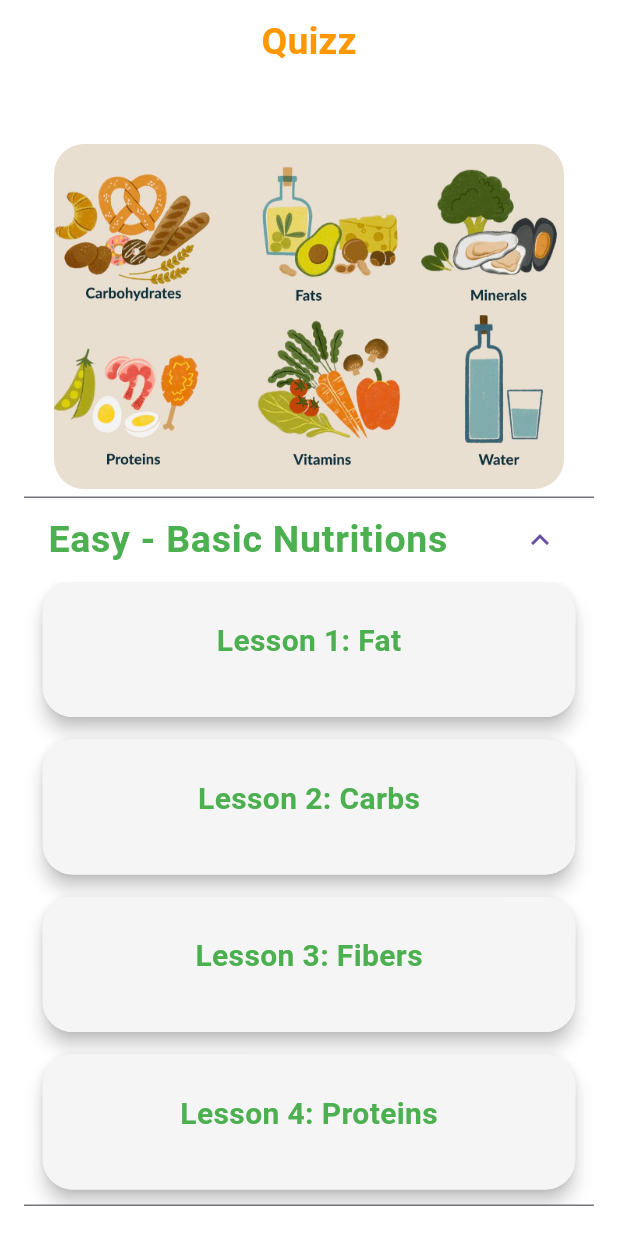
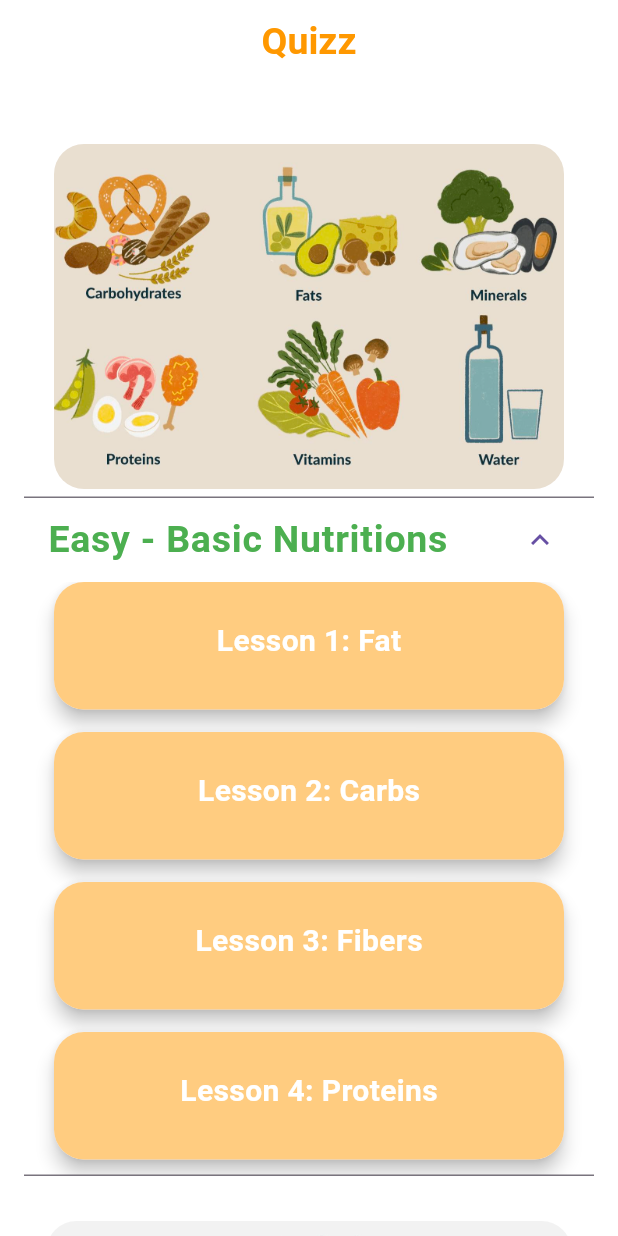
Before and after one commit to qu-ngx/DeFat, a Flutter app: the QuizzPage screen opened directly, after a tap on "Easy - Basic Nutritions", on a phone screen of 412 x 824 dp. Run offline on Flutter 3.47's test engine with Material 3 defaults, Android fonts, the phone set to English and light mode, and no system bars; our stand-ins replace cloud_firestore, firebase_auth, firebase_core, firebase_storage, google_sign_in, image_picker and 3 more; missing offline and left inert: tflite_flutter; accounts and stored records are empty.

Commit message:
brushed up several pages

```diff
--- a/lib/components/quizz_card.dart
+++ b/lib/components/quizz_card.dart
@@ -5,12 +5,12 @@ class QuizCard extends StatefulWidget {
   final String category;
   final String title;
   // ignore: prefer_typing_uninitialized_variables
-  final colors;
-  const QuizCard(
-      {super.key,
-      required this.category,
-      required this.title,
-      required this.colors});
+
+  const QuizCard({
+    super.key,
+    required this.category,
+    required this.title,
+  });
 
   @override
   State<QuizCard> createState() => _QuizCardState();
@@ -30,12 +30,12 @@ class _QuizCardState extends State<QuizCard> {
         borderRadius: BorderRadius.circular(20),
         elevation: 5.0,
         child: Container(
-          width: 355,
-          height: 90,
+          width: 340,
+          height: 85,
           padding: const EdgeInsets.all(13),
           decoration: BoxDecoration(
             borderRadius: BorderRadius.circular(20),
-            color: Colors.grey[100],
+            color: Colors.orange.shade200,
           ),
           child: Column(children: [
             Padding(
@@ -43,8 +43,8 @@ class _QuizCardState extends State<QuizCard> {
               child: Text(
                 widget.title,
                 textAlign: TextAlign.start,
-                style: TextStyle(
-                    color: widget.colors,
+                style: const TextStyle(
+                    color: Colors.white,
                     fontWeight: FontWeight.bold,
                     fontSize: 20,
                     backgroundColor: Colors.transparent),
--- a/lib/pages/dictionary/dictionary_page.dart
+++ b/lib/pages/dictionary/dictionary_page.dart
@@ -69,13 +69,21 @@ class _DictPageState extends State<DictPage> {
             height: 30,
           ),
 
+          const Padding(
+            padding: EdgeInsets.only(right: 230),
+            child: Text(
+              "Search for food: ",
+              style: TextStyle(fontWeight: FontWeight.bold),
+            ),
+          ),
+
           // search bar
           Padding(
             padding:
                 const EdgeInsets.symmetric(horizontal: 25.0, vertical: 10.0),
             child: TextField(
               decoration: InputDecoration(
-                labelText: "Search for your food",
+                labelText: "Enter food name",
                 labelStyle: const TextStyle(fontWeight: FontWeight.w200),
                 focusedBorder: OutlineInputBorder(
                   borderSide: const BorderSide(color: Colors.orange),
--- a/lib/pages/quizz/quizz_page.dart
+++ b/lib/pages/quizz/quizz_page.dart
@@ -66,28 +66,28 @@ class _QuizzPageState extends State<QuizzPage> {
                         QuizCard(
                           category: "Fat",
                           title: "Lesson 1: Fat",
-                            colors: Colors.green),
+                        ),
                         SizedBox(
                           height: 15,
                         ),
                         QuizCard(
                           category: "Carbs",
                           title: "Lesson 2: Carbs",
-                            colors: Colors.green),
+                        ),
                         SizedBox(
                           height: 15,
                         ),
                         QuizCard(
                           category: "Fibers",
                           title: "Lesson 3: Fibers",
-                            colors: Colors.green),
+                        ),
                         SizedBox(
                           height: 15,
                         ),
                         QuizCard(
                           category: "Proteins",
                           title: "Lesson 4: Proteins",
-                            colors: Colors.green),
+                        ),
                         SizedBox(
                           height: 10,
                         ),
@@ -152,7 +152,7 @@ class _QuizzPageState extends State<QuizzPage> {
                       ],
                     ),
                     const SizedBox(
-                      height: 50,
+                      height: 150,
                     ),
                   ],
                 ),
```
Lines whose indentation alone changed are shown as unchanged.
